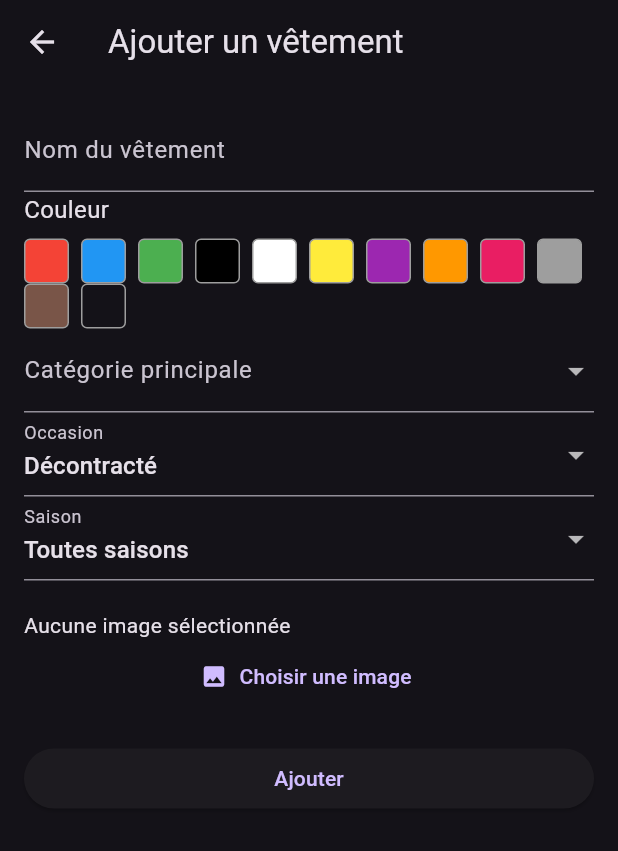
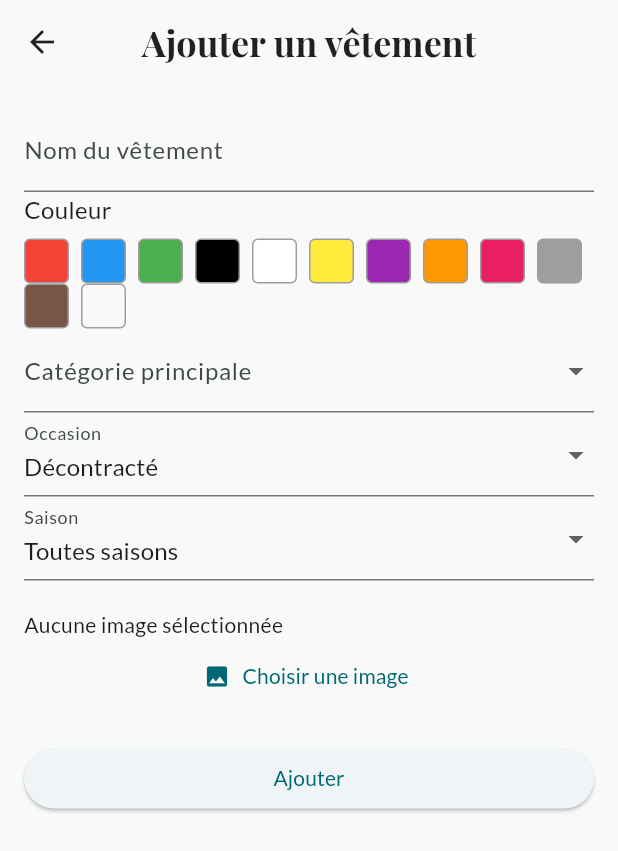
Before and after one commit to sisoubou/Projet-perso---Closet-Buddy, a Flutter app: the screen it shows once a user with an empty profile is signed in, after a tap on the "add" icon, on a phone screen of 412 x 824 dp. Shown: the top 851 px of the screen. Run offline on Flutter 3.47's test engine with Material 3 defaults, Android fonts, the phone set to English and light mode, and no system bars; our stand-ins replace cloud_firestore, firebase_auth, firebase_core, firebase_storage, google_fonts, image_picker; missing offline and left inert: firebase_app_check; accounts and stored records are empty.

Commit message:
Changements visuels

```diff
--- a/lib/main.dart
+++ b/lib/main.dart
@@ -4,6 +4,7 @@ import 'package:flutter/material.dart';
 import 'package:firebase_core/firebase_core.dart';
 import 'package:firebase_auth/firebase_auth.dart' as fb_auth;
 import 'package:firebase_app_check/firebase_app_check.dart';
+import 'package:google_fonts/google_fonts.dart';
 
 import 'screens/auth_screen.dart';
 import 'screens/wardrobe_screen.dart';
@@ -40,7 +41,32 @@ class ClosetBuddyApp extends StatelessWidget {
   Widget build(BuildContext context) {
     return MaterialApp(
       title: 'Closet Buddy',
-      theme: ThemeData.dark(),
+      theme: ThemeData(
+        useMaterial3: true,
+        brightness: Brightness.light,
+        scaffoldBackgroundColor: const Color(0xFFF9F9F9),
+        primaryColor: const Color(0xFF2D2D2D),
+
+        textTheme: GoogleFonts.latoTextTheme(
+          Theme.of(context).textTheme,
+        ),
+        appBarTheme: AppBarTheme(
+            backgroundColor: Colors.transparent,
+            elevation: 0,
+            centerTitle: true,
+            iconTheme: const IconThemeData(color: Colors.black87),
+            titleTextStyle: GoogleFonts.playfairDisplay(
+              color: Colors.black87,
+              fontSize: 24,
+              fontWeight: FontWeight.bold,
+            ),
+          ),
+
+          colorScheme: ColorScheme.fromSeed(
+            seedColor: const Color(0xFF2D2D2D),
+            surface: Colors.white,
+          ),
+        ),
       debugShowCheckedModeBanner: false,
       home: StreamBuilder<fb_auth.User?>(
         stream: fb_auth.FirebaseAuth.instance.authStateChanges(),
--- a/lib/screens/wardrobe_screen.dart
+++ b/lib/screens/wardrobe_screen.dart
@@ -1,6 +1,7 @@
 import 'package:flutter/material.dart';
 import 'package:cloud_firestore/cloud_firestore.dart';
 import 'package:firebase_auth/firebase_auth.dart' as fb_auth;
+import 'package:flutter_staggered_grid_view/flutter_staggered_grid_view.dart';
 
 import '../models/user.dart';
 import '../models/clothing_item.dart';
@@ -279,16 +280,14 @@ class _WardrobeScreenState extends State<WardrobeScreen> {
                   return const Center(child: Text('Aucun vêtement correspondant '));
                 }
 
-                return GridView.builder(
-                  padding: const EdgeInsets.all(10),
-                  gridDelegate: const SliverGridDelegateWithFixedCrossAxisCount(
+                return MasonryGridView.count(
+                  padding: const EdgeInsets.all(16),
                   crossAxisCount: 2,
-                    childAspectRatio: 3 / 4,
-                    crossAxisSpacing: 10,
-                    mainAxisSpacing: 10,
-                  ),
+                  mainAxisSpacing: 16,
+                  crossAxisSpacing: 16,
                   itemCount: filteredItems.length,
                   itemBuilder: (context, index) {
+
                     return ClothingCard(
                       item: filteredItems[index],
                       onTap: () {
--- a/pubspec.yaml
+++ b/pubspec.yaml
@@ -35,6 +35,8 @@ dependencies:
   cloud_firestore: ^6.1.0
   firebase_storage: ^13.0.4
   firebase_app_check: ^0.4.1
+  flutter_staggered_grid_view: ^0.7.0
+  google_fonts: ^6.1.0
 
 
   # The following adds the Cupertino Icons font to your application.
```
Also changed, not shown: lib/widgets/clothing_card.dart (+48 -19 lines), pubspec.lock. Lines whose indentation alone changed are shown as unchanged.
